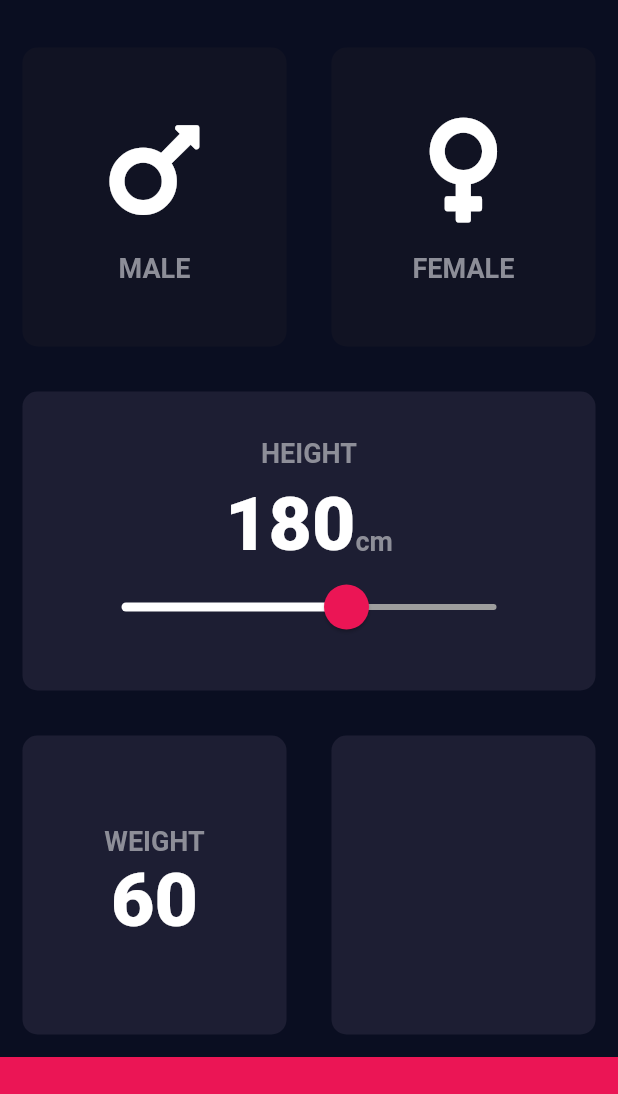
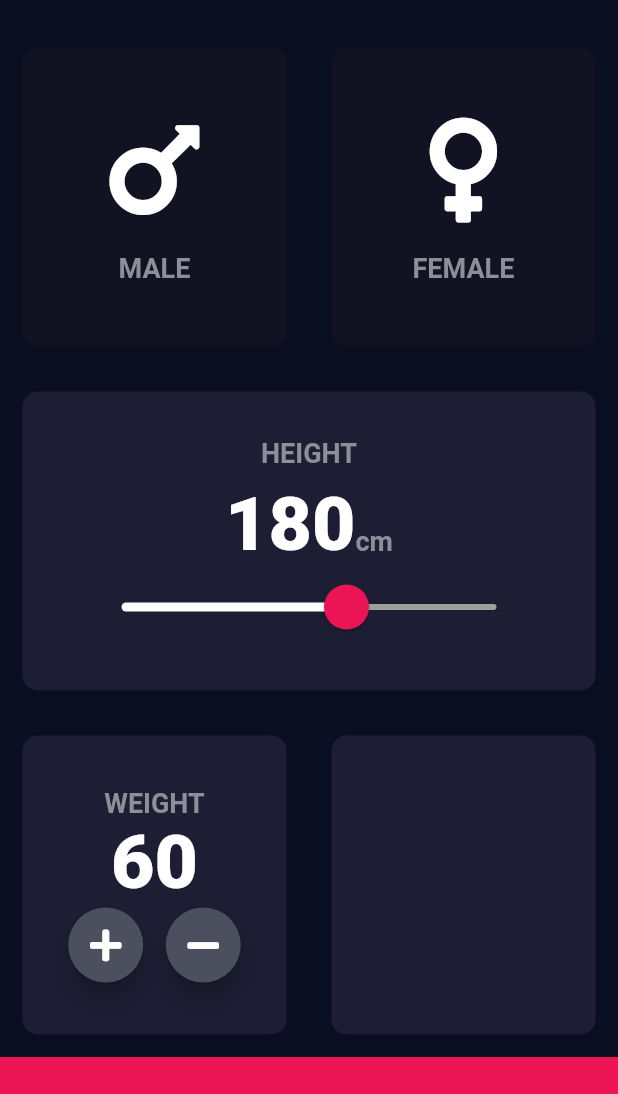
Before and after one commit to Oshinowo/bmi-calculator, a Flutter app: the screen it shows after launch, on a phone screen of 412 x 824 dp, the part 59-1153 px from its top. Run offline on Flutter 3.47's test engine with Material 2 defaults, Android fonts, the phone set to English and light mode, and no system bars; our stand-ins replace font_awesome_flutter.

Commit message:
add buttons for weight

```diff
--- a/lib/input_page.dart
+++ b/lib/input_page.dart
@@ -161,6 +161,20 @@ class _InputPageState extends State<InputPage> {
                           weight.toString(),
                           style: kHeavyHeightFont,
                         ),
+                        Row(
+                          mainAxisAlignment: MainAxisAlignment.center,
+                          children: [
+                            RoundIconButton(
+                              icon: FontAwesomeIcons.plus,
+                            ),
+                            SizedBox(
+                              width: 15.0,
+                            ),
+                            RoundIconButton(
+                              icon: FontAwesomeIcons.minus,
+                            ),
+                          ],
+                        ),
                       ],
                     ),
                   ),
@@ -183,3 +197,24 @@ class _InputPageState extends State<InputPage> {
     );
   }
 }
+
+class RoundIconButton extends StatelessWidget {
+  RoundIconButton({this.icon});
+
+  final IconData icon;
+
+  @override
+  Widget build(BuildContext context) {
+    return RawMaterialButton(
+      child: Icon(icon, color: Colors.white),
+      onPressed: () {},
+      elevation: 6.0,
+      constraints: BoxConstraints.tightFor(
+        width: 50,
+        height: 50,
+      ),
+      shape: CircleBorder(),
+      fillColor: Color(0xff4c4f5e),
+    );
+  }
+}
```
